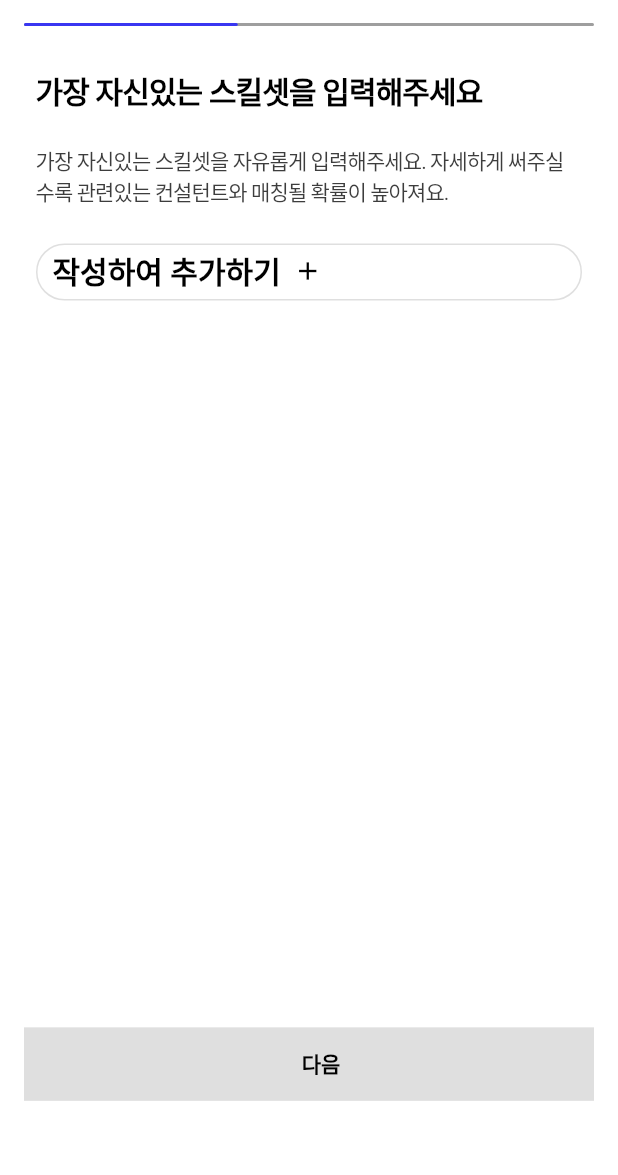
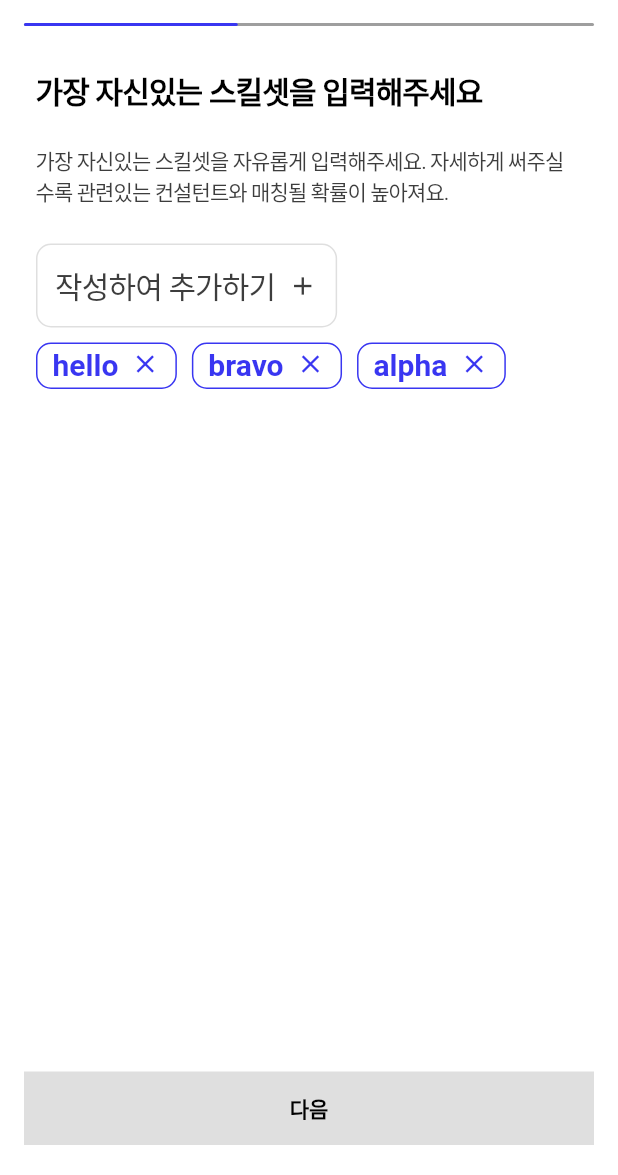
Before and after one commit to sayole/JobDoc, a Flutter app: the SkillSetPage screen opened directly, on a phone screen of 412 x 824 dp, the part 61-1236 px from its top. Run offline on Flutter 3.47's test engine with Material 2 defaults, Android fonts, the light colour scheme and no system bars; drawn by our look-alikes of flutter_animation_progress_bar; our stand-ins replace dropdown_search, firebase_auth, firebase_core, flutter_signin_button, google_sign_in; accounts and stored records are empty; Roboto replaces fonts that are missing (Pretendard).

Commit message:
Done Skillset Page

```diff
--- a/lib/main.dart
+++ b/lib/main.dart
@@ -1,6 +1,8 @@
 import 'package:firebase_core/firebase_core.dart';
 import 'package:flutter/material.dart';
 import 'package:job_doc/pages/login/3_starting_process.dart';
+import 'package:job_doc/pages/login/5_education_page.dart';
+import 'package:job_doc/pages/login/7_skill_set_page.dart';
 import 'package:job_doc/services/auth_service.dart';
 import 'package:job_doc/services/login_process_service.dart';
 import 'package:provider/provider.dart';
@@ -32,7 +34,7 @@ class MyApp extends StatelessWidget {
         primaryColor: Colors.white,
         scaffoldBackgroundColor: Colors.white,
       ),
-      home: StartingProcess(),
+      home: SkillSetPage(),
     );
   }
 }
--- a/lib/pages/login/7_skill_set_page.dart
+++ b/lib/pages/login/7_skill_set_page.dart
@@ -4,6 +4,7 @@ import 'package:provider/provider.dart';
 
 import '../../services/login_process_service.dart';
 import 'login_process_scaffold.dart';
+import 'widgets/login_styles.dart';
 import 'widgets/submit_widgets.dart';
 
 class SkillSetPage extends StatefulWidget {
@@ -14,7 +15,25 @@ class SkillSetPage extends StatefulWidget {
 }
 
 class _SkillSetPageState extends State<SkillSetPage> {
-  List<String> skillController = [];
+  TextEditingController skillController = TextEditingController();
+  List<String> skillSetList = ['hello', 'bravo', 'alpha'];
+
+  void checkProcessDone() {
+    LoginProcessSerivce service = context.read<LoginProcessSerivce>();
+    print('ing');
+    service.checkProcessDone();
+  }
+
+  @override
+  void initState() {
+    super.initState();
+    // skillController.addListener(checkProcessDone);
+  }
+
+  deleteSkillSet(String thisText) {
+    LoginProcessSerivce service = context.read<LoginProcessSerivce>();
+    service.deleteTextBox(skillSetList, thisText);
+  }
 
   @override
   Widget build(BuildContext context) {
@@ -30,7 +49,77 @@ class _SkillSetPageState extends State<SkillSetPage> {
                 children: [
                   ...SubmitWidgets.infoText('가장 자신있는 스킬셋을 입력해주세요',
                       '가장 자신있는 스킬셋을 자유롭게 입력해주세요. 자세하게 써주실수록 관련있는 컨설턴트와 매칭될 확률이 높아져요.'),
-                  SubmitWidgets.textBox('grey', '작성하여 추가하기')
+                  // SubmitWidgets.skillSetWidget(skillSetList, skillController),
+                  Column(
+                    mainAxisAlignment: MainAxisAlignment.end,
+                    crossAxisAlignment: CrossAxisAlignment.start,
+                    children: [
+                      IntrinsicWidth(
+                        child: Container(
+                          decoration: BoxDecoration(
+                              border: Border.all(
+                                  width: 1, color: Color(0xffdfdfdf)),
+                              borderRadius: BorderRadius.circular(10)),
+                          child: Padding(
+                            padding:
+                                const EdgeInsets.symmetric(horizontal: 12.0),
+                            child: Row(
+                              mainAxisAlignment: MainAxisAlignment.start,
+                              children: [
+                                ConstrainedBox(
+                                  constraints: BoxConstraints(minWidth: 50),
+                                  child: IntrinsicWidth(
+                                    child: TextField(
+                                      controller: skillController,
+                                      // onSubmitted: loginProcessService
+                                      //     .makeTextBox(skillSetList),
+                                      style: LoginStyles.inputStyle,
+                                      decoration: InputDecoration(
+                                        border: InputBorder.none,
+                                        hintText:
+                                            SubmitWidgets.hintValueList['스킬셋'],
+                                        hintStyle: TextStyle(
+                                          color: Color(0xff3d3d3d),
+                                          fontWeight: FontWeight.w400,
+                                          letterSpacing: -0.6,
+                                          fontSize: 20,
+                                        ),
+                                      ),
+                                    ),
+                                  ),
+                                ),
+                                SizedBox(width: 8),
+                                GestureDetector(
+                                  onTap: () {
+                                    loginProcessService
+                                        .makeTextBox(skillSetList);
+                                    print('viewci');
+                                  },
+                                  child: Icon(
+                                    Icons.add,
+                                    color: Color(0xff3d3d3d),
+                                    size: 20,
+                                  ),
+                                ),
+                              ],
+                            ),
+                          ),
+                        ),
+                      ),
+                    ],
+                  ),
+                  Padding(
+                    padding: const EdgeInsets.symmetric(vertical: 10),
+                    child: Wrap(
+                      alignment: WrapAlignment.start, // 정렬 방식
+                      spacing: 10, // 상하(좌우) 공간
+                      runSpacing: 10,
+                      children: [
+                        ...skillSetList.map((e) =>
+                            SubmitWidgets.textBox('blue', e, deleteSkillSet))
+                      ],
+                    ),
+                  ),
                 ])),
         nextPage: WishingCompanyPage(),
         index: 3,
--- a/lib/pages/login/8_wishing_company_page.dart
+++ b/lib/pages/login/8_wishing_company_page.dart
@@ -1,6 +1,8 @@
 import 'package:flutter/material.dart';
 import 'package:job_doc/pages/login/9_wishing_join_page.dart';
+import 'package:provider/provider.dart';
 
+import '../../services/login_process_service.dart';
 import 'login_process_scaffold.dart';
 
 class WishingCompanyPage extends StatefulWidget {
@@ -13,12 +15,27 @@ class WishingCompanyPage extends StatefulWidget {
 class _WishingCompanyPageState extends State<WishingCompanyPage> {
   List<String> companyController = [];
 
+  void checkProcessDone() {
+    LoginProcessSerivce service = context.read<LoginProcessSerivce>();
+    service.checkProcessDone();
+  }
+
+  @override
+  void initState() {
+    super.initState();
+    // companyController.addListener(checkProcessDone);
+  }
+
   @override
   Widget build(BuildContext context) {
-    return LoginProcessScaffold(
-      body: Text('hello'),
-      nextPage: WishingJoinPage(),
-      index: 4,
-    );
+    return Consumer<LoginProcessSerivce>(
+        builder: (context, loginProcessService, child) {
+      loginProcessService.addControllers([companyController]);
+      return LoginProcessScaffold(
+        body: Text('hello'),
+        nextPage: WishingJoinPage(),
+        index: 4,
+      );
+    });
   }
 }
--- a/lib/pages/login/login_process_scaffold.dart
+++ b/lib/pages/login/login_process_scaffold.dart
@@ -40,16 +40,18 @@ class _LoginProcessScaffoldState extends State<LoginProcessScaffold> {
                 horizontal: 16.0,
                 vertical: 0,
               ),
-              child: Stack(
+              child: Column(
                 children: [
-                  ListView(
+                  Expanded(
+                    child: SingleChildScrollView(
+                      child: Column(
                         //스크롤 구현 못함
                         // 하려면 '다음'버튼을 다른 컴포넌트들과 listview 혹은 column에 넣어야 함
                         // 그러면 Stack과 Positioned를 쓰지 않아
                         // 컴포넌트들이 내려가는대로 같이 내려가버림
                         //https://stackoverflow.com/questions/54359662/how-to-make-stack-layout-scroll-able-using-singlechildscrollview
                         // ListView
-                    shrinkWrap: false,
+                        // shrinkWrap: false,
                         children: [
                           widget.index == 0
                               ? SizedBox(height: 2)
@@ -67,17 +69,11 @@ class _LoginProcessScaffoldState extends State<LoginProcessScaffold> {
                           widget.body,
                         ],
                       ),
-                  Positioned(
-                    bottom: 0,
-                    width: MediaQuery.of(context).size.width - 16,
-                    height: MediaQuery.of(context).size.height * 0.06,
-                    child: Container(
-                      decoration: BoxDecoration(color: Colors.white),
                     ),
                   ),
-                  Positioned(
-                    bottom: MediaQuery.of(context).size.height * 0.06,
-                    child: GestureDetector(
+                  Column(
+                    children: [
+                      GestureDetector(
                         onTap: loginProcessService.isDone
                             ? () => {
                                   Navigator.push(
@@ -111,7 +107,12 @@ class _LoginProcessScaffoldState extends State<LoginProcessScaffold> {
                           ),
                         ),
                       ),
+                      Container(
+                        height: 20,
+                        decoration: BoxDecoration(color: Colors.white),
                       ),
+                    ],
+                  )
                 ],
               ),
             ),
--- a/lib/pages/login/widgets/submit_widgets.dart
+++ b/lib/pages/login/widgets/submit_widgets.dart
@@ -3,6 +3,7 @@ import 'package:flutter/cupertino.dart';
 import 'package:flutter/material.dart';
 import 'package:job_doc/pages/login/widgets/drop_down_input.dart';
 
+import '../../../services/login_process_service.dart';
 import 'login_styles.dart';
 
 class SubmitWidgets {
@@ -15,7 +16,7 @@ class SubmitWidgets {
     '년차': '년차를 선택해주세요',
     '직무': '부서명과 직책을 입력해주세요',
     '고용형태': '고용형태를 선택해 주세요',
-    '스킬셋': '',
+    '스킬셋': '작성하여 추가하기',
     '목표회사': '',
     '입사시기': ['지금 당장 바로 할거에요', '차근차근 준비해나가고 싶어요', '아직은 생각이 없어요'],
     '컨설팅': [
@@ -39,7 +40,6 @@ class SubmitWidgets {
   };
 
   static List<Widget> infoText(String headline, String caption) {
-    print(dropDownValueList['학력']);
     return [
       SizedBox(height: 20),
       Text(headline, style: LoginStyles.headline),
@@ -84,6 +84,7 @@ class SubmitWidgets {
 
   static Widget submitDropDownField(
       String widgetName, TextEditingController editingController) {
+    print(dropDownValueList[widgetName]);
     return Column(
       mainAxisAlignment: MainAxisAlignment.end,
       crossAxisAlignment: CrossAxisAlignment.start,
@@ -114,11 +115,13 @@ class SubmitWidgets {
     );
   }
 
-  static Widget textBox(String inputColor, String inputText) {
-    return Container(
+  static Widget textBox(
+      String inputColor, String inputText, Function deleteTextBox) {
+    return IntrinsicWidth(
+      child: Container(
         decoration: BoxDecoration(
           color: Colors.white,
-        borderRadius: BorderRadius.circular(30),
+          borderRadius: BorderRadius.circular(10),
           border: Border.all(
             width: 1,
             color: inputColor == 'blue' ? Color(0xff3936f1) : Color(0xffdfdfdf),
@@ -131,15 +134,21 @@ class SubmitWidgets {
             children: [
               Text(
                 inputText,
-              // overflow: TextOverflow.ellipsis,
                 style: TextStyle(
                   fontSize: 20,
-                color: inputColor == 'blue' ? Color(0xff3936f1) : Colors.black,
+                  color:
+                      inputColor == 'blue' ? Color(0xff3936f1) : Colors.black,
                   fontWeight: FontWeight.w600,
                 ),
               ),
               SizedBox(width: 8),
-            inputColor == 'blue'
+              GestureDetector(
+                onTap: () {
+                  //삭제
+                  // inputColor == 'blue'?
+                  deleteTextBox(inputText);
+                },
+                child: inputColor == 'blue'
                     ? Icon(
                         Icons.clear,
                         color: Color(0xff3936f1),
@@ -150,11 +159,11 @@ class SubmitWidgets {
                         color: Colors.black,
                         size: 20,
                       ),
+              ),
             ],
+          ),
         ),
       ),
     );
   }
-
-  // static Widget skillSetWidget() {}
 }
--- a/lib/services/login_process_service.dart
+++ b/lib/services/login_process_service.dart
@@ -10,6 +10,20 @@ class LoginProcessSerivce extends ChangeNotifier {
     for (dynamic singleController in localControllers) {
       controllers.add(singleController);
     }
+  }
+
+  deleteTextBox(List<String> skillsetList, String thisText) {
+    print('흠');
+    print(thisText);
+    skillsetList.remove(thisText);
+    notifyListeners();
+  }
+
+  makeTextBox(List<String> skillsetList) {
+    skillsetList.add(controllers[0].text);
+    controllers[0].text = '';
+    isDone = true;
+    notifyListeners();
   }
 
   checkProcessDone() {
```
Lines whose indentation alone changed are shown as unchanged.
